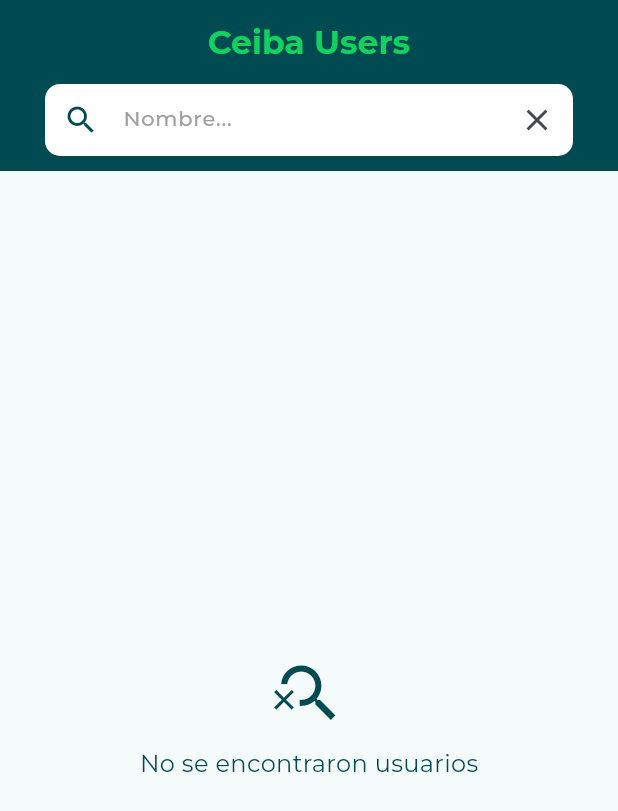
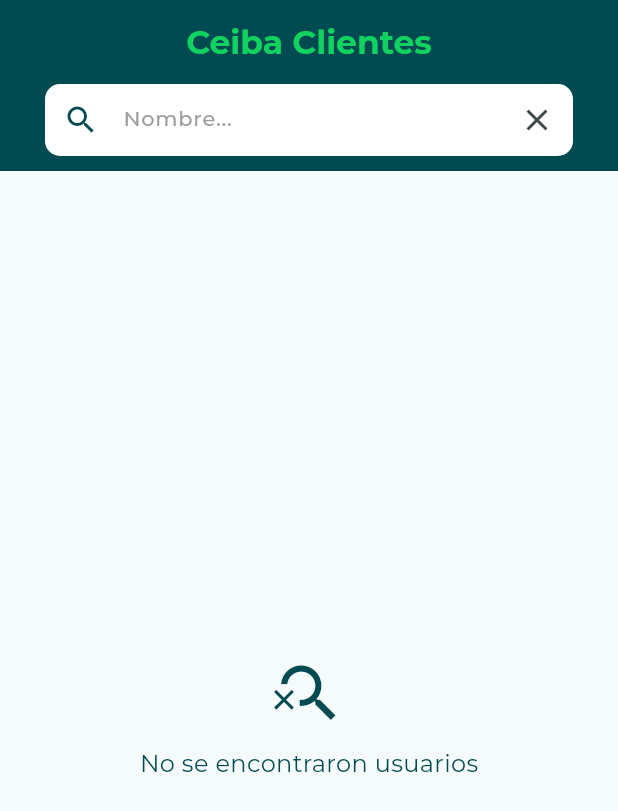
Before and after one commit to LinoAlfonso/app-clients, a Flutter app: the screen it shows after launch, on a phone screen of 412 x 824 dp. Shown: the top 811 px of the screen. Run offline on Flutter 3.47's test engine with Material 3 defaults, Android fonts, the phone set to English and light mode, and no system bars; our stand-ins replace animate_do, flutter_dotenv, go_router, package_info_plus, sqflite; accounts and stored records are empty; network calls fail.

```diff
--- a/lib/src/features/feature_on_boarding/presentation/views/splash_view.dart
+++ b/lib/src/features/feature_on_boarding/presentation/views/splash_view.dart
@@ -43,11 +43,6 @@ class _SplashViewState extends State<SplashView> {
                           'assets/png/logo.png',
                           width: 200,
                         ),
-                        Text(
-                          "Clientes",
-                          style: TextStyles.bold(
-                              color: AppColors.primary, size: 20),
-                        ),
                       ],
                     ),
                   ),
--- a/lib/src/features/feature_users/presentation/views/home_users_view.dart
+++ b/lib/src/features/feature_users/presentation/views/home_users_view.dart
@@ -1,5 +1,6 @@
 import 'dart:async';
 
+import 'package:animate_do/animate_do.dart';
 import 'package:ceiba_users/src/features/feature_users/presentation/widgets/header_home.dart';
 import 'package:flutter/material.dart';
 import 'package:go_router/go_router.dart';
@@ -41,7 +42,7 @@ class _HomeUsersViewState extends State<HomeUsersView> {
   @override
   Widget build(BuildContext context) {
     return Scaffold(
-      appBar: HeaderHome(onTapLogo: (){}, title: 'Ceiba Users'),
+      appBar: HeaderHome(onTapLogo: (){}, title: 'Ceiba Clientes'),
       body: Consumer<UsersProvider>(
         builder: (context, usersProvider, child) {
           return Column(
@@ -73,13 +74,15 @@ class _HomeUsersViewState extends State<HomeUsersView> {
                           ),
                         )
                         :
-                ListView.builder(
+                FadeInUpBig(
+                  child: ListView.builder(
                     padding: const EdgeInsets.symmetric(horizontal: 20,vertical: 10),
                     itemCount: usersProvider.users.length,
                     itemBuilder: (context, index) {
                       final user = usersProvider.users[index];
                       return UserInfoCard(user: user, onTap: onTapUser);
                     },
+                  ),
                 ),
               )
             ],
```
Also changed, not shown: lib/src/features/feature_post/presentation/views/detail_post_user_view.dart (+8 -1 lines), 10 other files. Lines whose indentation alone changed are shown as unchanged.
